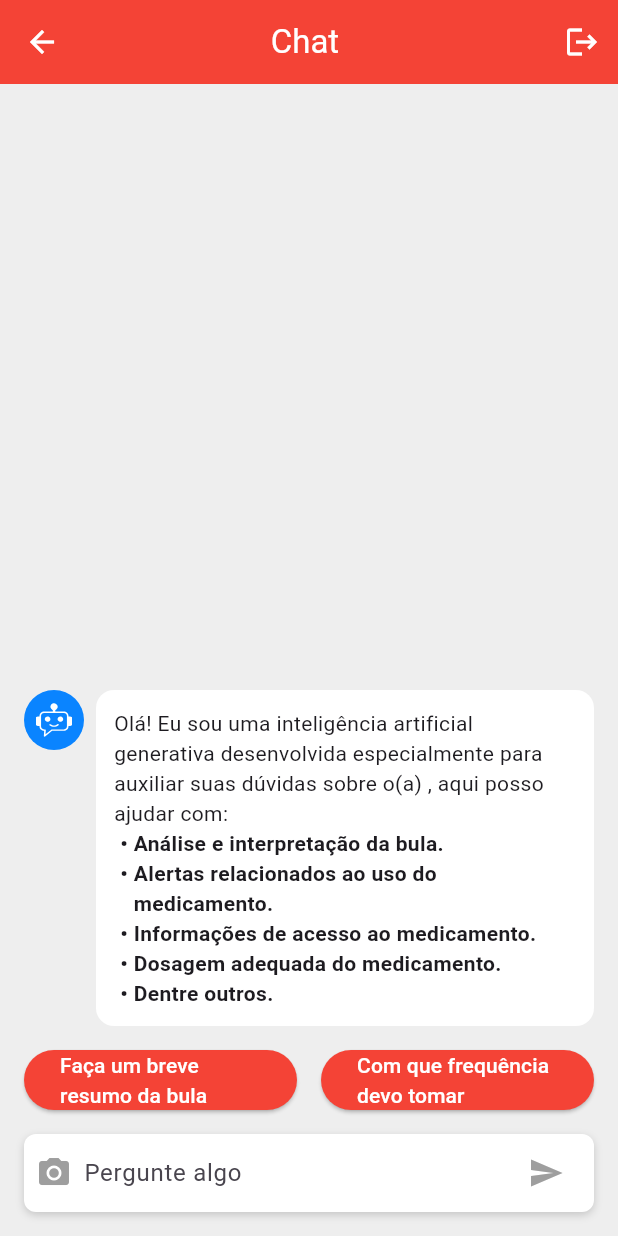
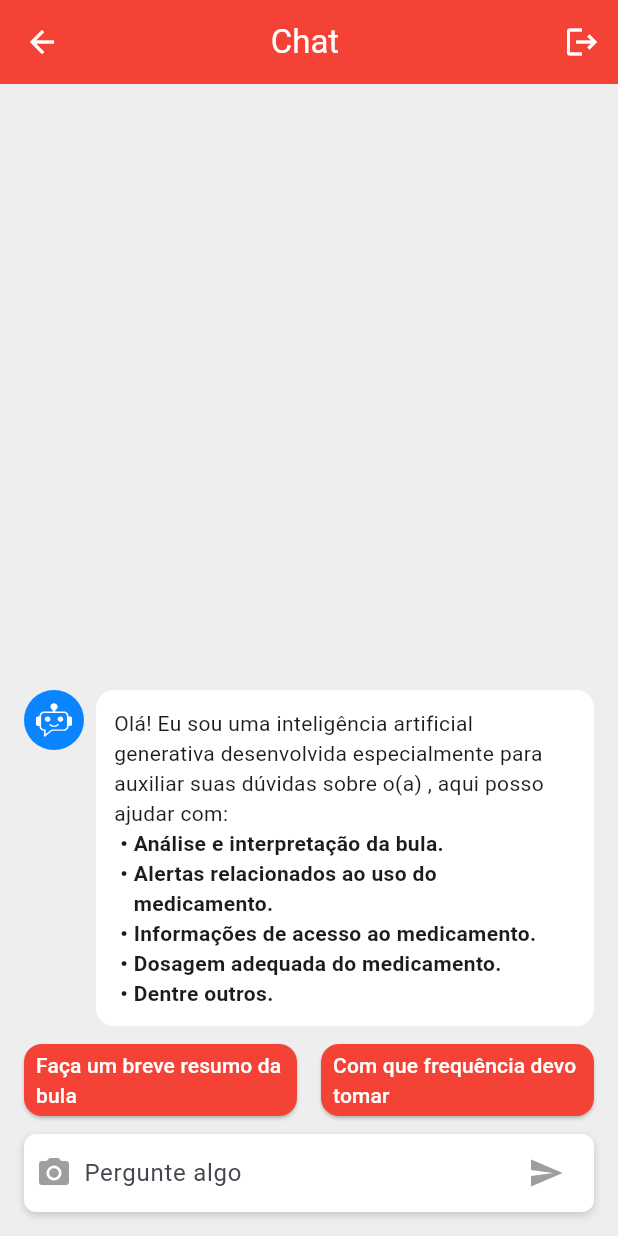
Before and after one commit to GESyCA/FarmacIA, a Flutter app: the ChatPage screen opened directly with empty values, on a phone screen of 412 x 824 dp. Run offline on Flutter 3.47's test engine with Material 3 defaults, Android fonts, the phone set to English and light mode, and no system bars; our stand-ins replace flutter_dotenv, flutter_svg, get, hive, hive_flutter, supabase_flutter; accounts and stored records are empty; statements that could not run were skipped.

Commit message:
style: fix prompt buttons padding

```diff
--- a/Paciente/farmacia/lib/app/ui/pages/chat_page.dart
+++ b/Paciente/farmacia/lib/app/ui/pages/chat_page.dart
@@ -130,6 +130,10 @@ class ChatPage extends GetView<ChatController> {
             style: ElevatedButton.styleFrom(
               backgroundColor: Colors.red,
               foregroundColor: Colors.white,
+              shape: RoundedRectangleBorder(
+                borderRadius: BorderRadius.circular(12),
+              ),
+              padding: EdgeInsets.symmetric(vertical: 4, horizontal: 8),
             ),
             child: Text('Faça um breve resumo da bula'),
           ),
@@ -142,6 +146,10 @@ class ChatPage extends GetView<ChatController> {
             style: ElevatedButton.styleFrom(
               backgroundColor: Colors.red,
               foregroundColor: Colors.white,
+              shape: RoundedRectangleBorder(
+                borderRadius: BorderRadius.circular(12),
+              ),
+              padding: EdgeInsets.symmetric(vertical: 4, horizontal: 8),
             ),
             child: Text('Com que frequência devo tomar'),
           ),
```
